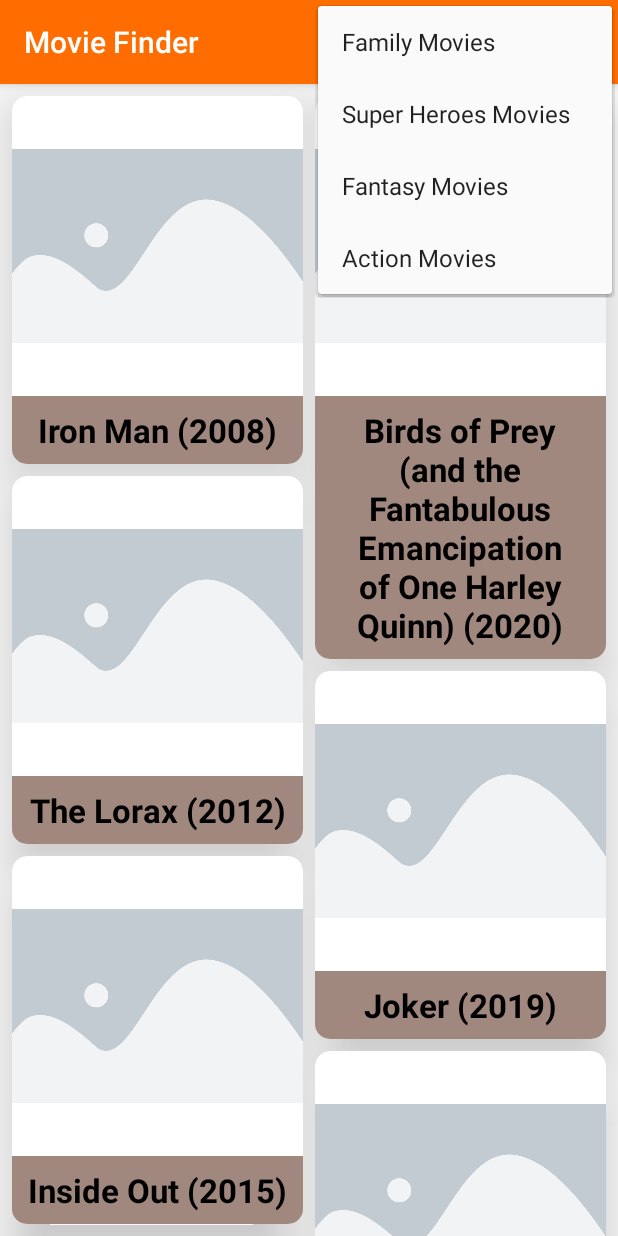
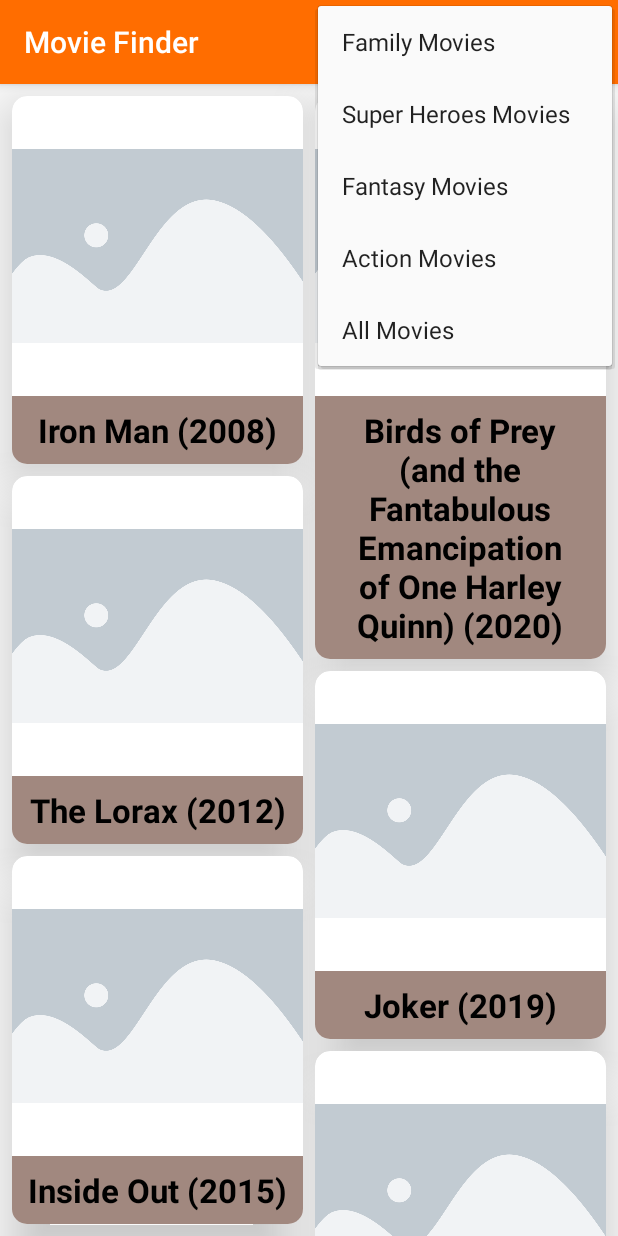
Before and after one commit to ManuelaFlores/AndroidBootcampSummer2020, an Android app: the screen it shows after launch (MainActivity), with the options menu open, on a phone screen of 412 x 824 dp. Run offline under Robolectric (Android 15) with nearby library versions, the phone set to English and light mode, and no system bars; pictures from the network do not load.

Commit message:
add All movies filter

```diff
--- a/week4/MovieFinder/app/src/main/java/com/manuflowers/moviefinder/ui/home/HomeFragment.kt
+++ b/week4/MovieFinder/app/src/main/java/com/manuflowers/moviefinder/ui/home/HomeFragment.kt
@@ -55,6 +55,9 @@
             R.id.superHeroesMovies ->{
                 moviesAdapter.addData(MoviesStore.getSuperHeroesMovies())
             }
+            R.id.actionAllMovies -> {
+                moviesAdapter.addData(MoviesStore.getAllMovies())
+            }
         }
         return super.onOptionsItemSelected(item)
     }
--- a/week4/MovieFinder/app/src/main/res/menu/home_menu.xml
+++ b/week4/MovieFinder/app/src/main/res/menu/home_menu.xml
@@ -24,4 +24,10 @@
         android:orderInCategory="103"
         android:title="@string/action_movies"
         app:showAsAction="never" />
+
+    <item
+        android:id="@+id/actionAllMovies"
+        android:orderInCategory="104"
+        android:title="@string/all_movies"
+        app:showAsAction="never"/>
 </menu>
--- a/week4/MovieFinder/app/src/main/res/values/strings.xml
+++ b/week4/MovieFinder/app/src/main/res/values/strings.xml
@@ -11,4 +11,5 @@
     <string name="fantasy_movies">Fantasy Movies</string>
     <string name="action_movies">Action Movies</string>
     <string name="movie_title">Title:</string>
+    <string name="all_movies">All Movies</string>
 </resources>
```
